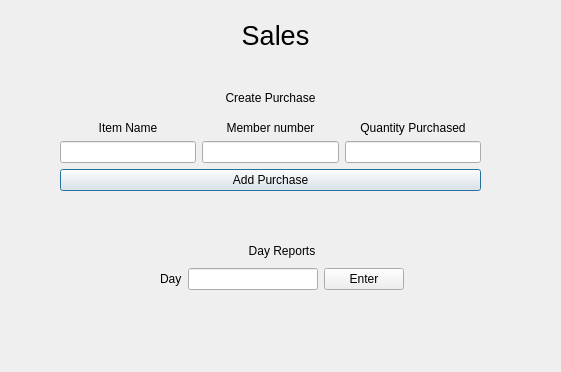
Qt form sales.ui (sophiegsmith/bulk-project) before a commit.
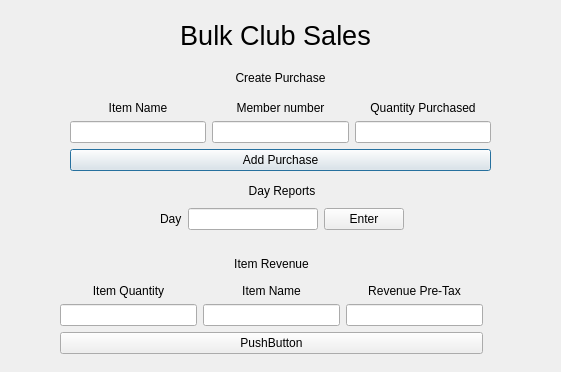
The same form after that commit.

The edit to the form file:
```diff
--- a/sales.ui
+++ b/sales.ui
@@ -16,9 +16,9 @@
   <widget class="QLabel" name="label_5">
    <property name="geometry">
     <rect>
-     <x>240</x>
+     <x>160</x>
      <y>20</y>
-     <width>71</width>
+     <width>231</width>
      <height>31</height>
     </rect>
    </property>
@@ -28,7 +28,7 @@
     </font>
    </property>
    <property name="text">
-    <string>Sales</string>
+    <string>Bulk Club Sales</string>
    </property>
    <property name="alignment">
     <set>Qt::AlignCenter</set>
@@ -37,8 +37,8 @@
   <widget class="QWidget" name="">
    <property name="geometry">
     <rect>
-     <x>60</x>
-     <y>80</y>
+     <x>70</x>
+     <y>60</y>
      <width>421</width>
      <height>111</height>
     </rect>
@@ -122,7 +122,7 @@
    <property name="geometry">
     <rect>
      <x>160</x>
-     <y>240</y>
+     <y>180</y>
      <width>244</width>
      <height>50</height>
     </rect>
@@ -161,6 +161,94 @@
     </item>
    </layout>
   </widget>
+  <widget class="QWidget" name="">
+   <property name="geometry">
+    <rect>
+     <x>60</x>
+     <y>250</y>
+     <width>423</width>
+     <height>104</height>
+    </rect>
+   </property>
+   <layout class="QVBoxLayout" name="verticalLayout_10">
+    <item>
+     <layout class="QVBoxLayout" name="verticalLayout_9">
+      <item>
+       <widget class="QLabel" name="label_8">
+        <property name="text">
+         <string>Item Revenue</string>
+        </property>
+        <property name="alignment">
+         <set>Qt::AlignCenter</set>
+        </property>
+       </widget>
+      </item>
+      <item>
+       <layout class="QHBoxLayout" name="horizontalLayout_3">
+        <item>
+         <layout class="QVBoxLayout" name="verticalLayout_6">
+          <item>
+           <widget class="QLabel" name="label_9">
+            <property name="text">
+             <string>Item Quantity</string>
+            </property>
+            <property name="alignment">
+             <set>Qt::AlignCenter</set>
+            </property>
+           </widget>
+          </item>
+          <item>
+           <widget class="QLineEdit" name="lineEdit_5"/>
+          </item>
+         </layout>
+        </item>
+        <item>
+         <layout class="QVBoxLayout" name="verticalLayout_7">
+          <item>
+           <widget class="QLabel" name="label_10">
+            <property name="text">
+             <string>Item Name</string>
+            </property>
+            <property name="alignment">
+             <set>Qt::AlignCenter</set>
+            </property>
+           </widget>
+          </item>
+          <item>
+           <widget class="QLineEdit" name="lineEdit_6"/>
+          </item>
+         </layout>
+        </item>
+        <item>
+         <layout class="QVBoxLayout" name="verticalLayout_8">
+          <item>
+           <widget class="QLabel" name="label_11">
+            <property name="text">
+             <string>Revenue Pre-Tax</string>
+            </property>
+            <property name="alignment">
+             <set>Qt::AlignCenter</set>
+            </property>
+           </widget>
+          </item>
+          <item>
+           <widget class="QLineEdit" name="lineEdit_7"/>
+          </item>
+         </layout>
+        </item>
+       </layout>
+      </item>
+     </layout>
+    </item>
+    <item>
+     <widget class="QPushButton" name="pushButton_3">
+      <property name="text">
+       <string>PushButton</string>
+      </property>
+     </widget>
+    </item>
+   </layout>
+  </widget>
  </widget>
  <resources/>
  <connections/>
```
